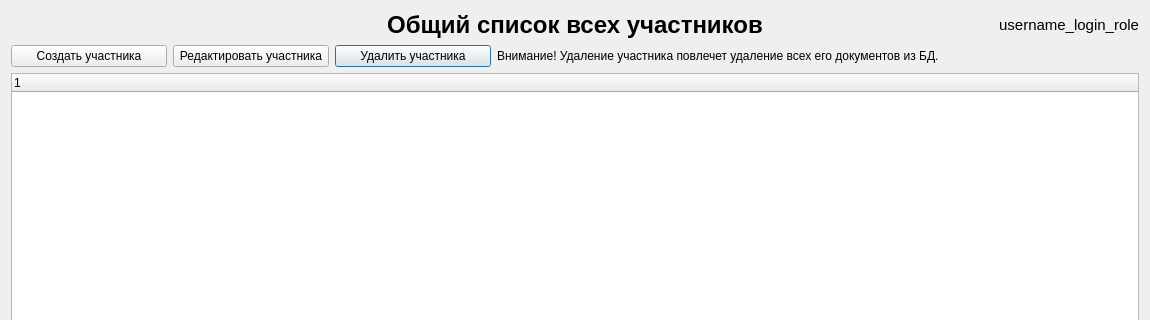
Before: the Qt Designer form Ui_designer/Ui_List_participants.ui in Vsesvet/FastComm, drawn with Qt 5; both pictures show x 0 to 1150 and y 0 to 320 of the 1150 by 600 pixel window.
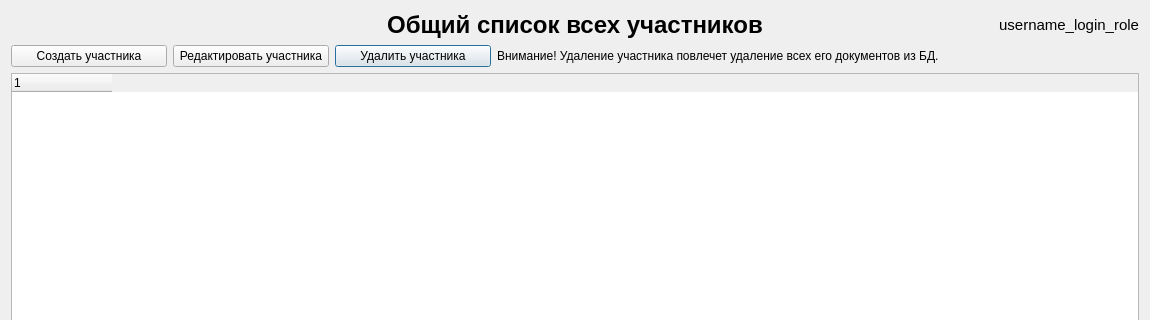
After: the same form once the commit is applied.

The edit to the form file:
```diff
--- a/Ui_designer/Ui_List_participants.ui
+++ b/Ui_designer/Ui_List_participants.ui
@@ -16,6 +16,12 @@
   <layout class="QGridLayout" name="gridLayout_3">
    <item row="6" column="0" colspan="7">
     <widget class="QTreeWidget" name="tree_participants_list">
+     <attribute name="headerDefaultSectionSize">
+      <number>130</number>
+     </attribute>
+     <attribute name="headerStretchLastSection">
+      <bool>false</bool>
+     </attribute>
      <column>
       <property name="text">
        <string notr="true">1</string>
```
